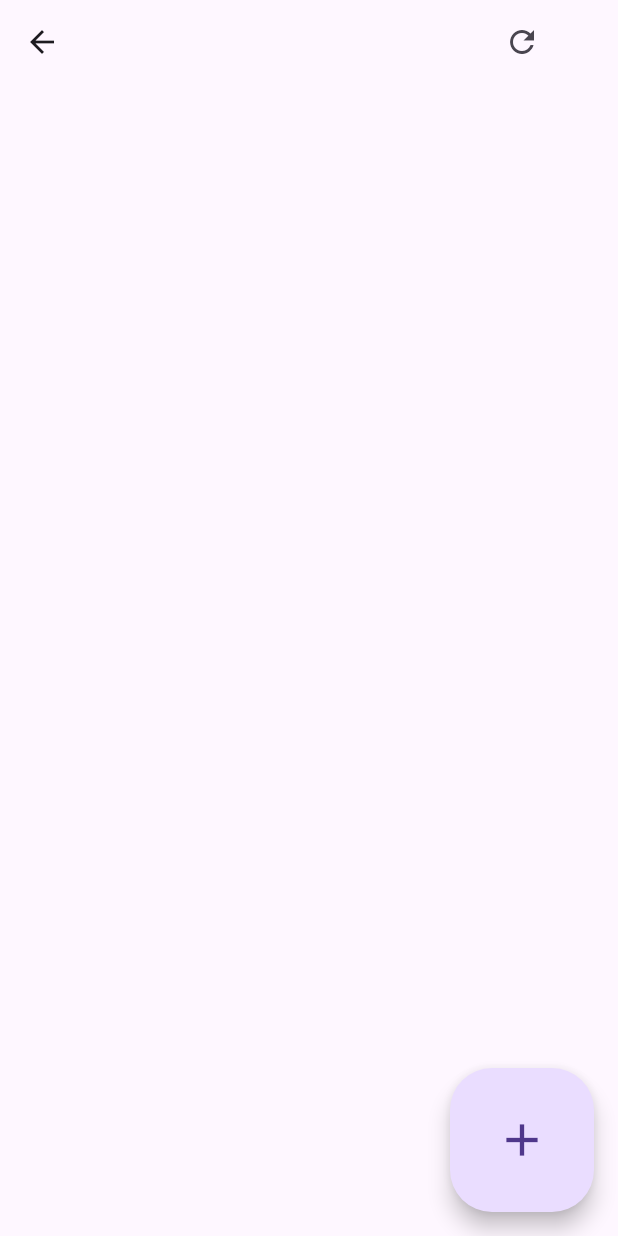
After one commit to ert-jill/es-pos, a Flutter app: the PrinterWidget screen opened directly, on a phone screen of 412 x 824 dp. The commit adds this screen. Run offline on Flutter 3.47's test engine with Material 3 defaults, Android fonts, the phone set to English and light mode, and no system bars; our stand-ins replace flutter_secure_storage, get; accounts and stored records are empty; network calls fail.

Commit message:
added printer module
added printer module

```diff
--- a/lib/models/form.dart
+++ b/lib/models/form.dart
@@ -185,3 +185,21 @@ class TableFormModel {
     return data;
   }
 }
+
+class PrinterFormModel {
+  String? id;
+  String? name;
+  String? connection;
+  String? description;
+  String? isActive;
+
+  Map<String, dynamic> toJson() {
+    final Map<String, dynamic> data = {};
+    if (id != null) data['id'] = id;
+    if (name != null) data['name'] = name;
+    if (connection != null) data['connection'] = connection;
+    if (description != null) data['description'] = description;
+    if (isActive != null) data['is_active'] = isActive;
+    return data;
+  }
+}
--- /dev/null
+++ b/lib/models/printer.dart
@@ -0,0 +1,35 @@
+class Printer {
+  BigInt id;
+  String name;
+  String description;
+  String connection;
+  bool isActive;
+
+  Printer({
+    required this.id,
+    required this.name,
+    required this.description,
+    required this.connection,
+    required this.isActive,
+  });
+
+  factory Printer.fromJson(Map<String, dynamic> json) {
+    return Printer(
+      id: BigInt.from(json['id']),
+      name: json['name'],
+      description: json['description'],
+      connection: json['connection'],
+      isActive: json['is_active'],
+    );
+  }
+
+  Map<String, dynamic> toJson() {
+    return {
+      'id': id.toString(),
+      'name': name,
+      'description': description,
+      'connection': connection,
+      'is_active': isActive,
+    };
+  }
+}
--- /dev/null
+++ b/lib/screens/printer.dart
@@ -0,0 +1,66 @@
+import 'package:flutter/material.dart';
+import 'package:get/get.dart';
+import 'package:pos/screens/account_form.dart';
+import 'package:pos/screens/account_list.dart';
+import 'package:pos/screens/printer_form.dart';
+import 'package:pos/screens/printer_list.dart';
+import 'package:pos/services/printer_controller.dart';
+
+enum PrinterModule { list, insert }
+
+class PrinterWidget extends StatelessWidget {
+  Rx<PrinterModule> selectedPrinterModule = PrinterModule.list.obs;
+  final PrinterController printerController =
+      Get.put<PrinterController>(PrinterController());
+  PrinterWidget({super.key});
+
+  @override
+  Widget build(BuildContext context) {
+    return Container(
+      width: double.infinity,
+      height: double.infinity,
+      child: Scaffold(
+        appBar: AppBar(
+          actions: [
+            IconButton(
+                onPressed: () {
+                  printerController.getPrinterList();
+                },
+                icon: Icon(Icons.refresh)),
+            SizedBox(
+              width: 40,
+            )
+          ],
+        ),
+        body: Column(
+          children: [getAccountModuleWidget(selectedPrinterModule.value)],
+        ),
+        floatingActionButton: FloatingActionButton.large(
+          onPressed: () {
+            // Add your onPressed code here!
+            Get.dialog(
+                Center(
+                    child: PrinterForm(
+                  printerController: printerController,
+                )),
+                barrierDismissible: false);
+          },
+          child: const Icon(Icons.add),
+        ),
+      ),
+    );
+  }
+
+  getAccountModuleWidget(PrinterModule accountModule) {
+    switch (accountModule) {
+      case PrinterModule.list:
+        return PrinterList(
+          printerController: printerController,
+        );
+      case PrinterModule.insert:
+        return Center(
+          child: Text('hahahah'),
+        );
+    }
+  }
+}
--- /dev/null
+++ b/lib/screens/printer_list.dart
@@ -0,0 +1,58 @@
+import 'package:flutter/foundation.dart';
+import 'package:flutter/material.dart';
+import 'package:flutter/widgets.dart';
+import 'package:get/get.dart';
+
+import '../services/account_controller.dart';
+import '../services/printer_controller.dart';
+
+class PrinterList extends StatelessWidget {
+  PrinterController printerController;
+  RxBool isLoading = false.obs;
+
+  PrinterList({super.key, required this.printerController});
+
+  onInit() async {
+    isLoading.value = true;
+    await printerController.getPrinterList();
+    isLoading.value = false;
+  }
+
+  @override
+  Widget build(BuildContext context) {
+    onInit();
+    return Expanded(
+      child: Obx(() => isLoading.value
+          ? Center(
+              child: CircularProgressIndicator(),
+            )
+          : ListView.builder(
+              padding: EdgeInsets.all(20),
+              itemCount: printerController.printerList.length,
+              itemBuilder: (context, index) {
+                return Column(
+                  children: [
+                    Padding(
+                      padding: const EdgeInsets.fromLTRB(0, 0, 0, 0),
+                      child: ListTile(
+                        leading: CircleAvatar(
+                          child: Icon(Icons.person_outlined),
+                        ),
+                        contentPadding: EdgeInsets.fromLTRB(20, 10, 20, 10),
+                        onTap: () {},
+                        isThreeLine: true,
+                        subtitle: Text(
+                            '${printerController.printerList[index].connection}'),
+                        trailing: Text(
+                            '${printerController.printerList[index].isActive}'),
+                        title: Text(
+                            '${printerController.printerList[index].name ?? ''} ${printerController.printerList[index].description ?? ''}'),
+                      ),
+                    ),
+                    Divider()
+                  ],
+                );
+              })),
+    );
+  }
+}
--- /dev/null
+++ b/lib/services/printer_controller.dart
@@ -0,0 +1,35 @@
+import 'dart:convert';
+import 'package:get/get.dart';
+import 'package:pos/models/form.dart';
+import '../models/printer.dart';
+import 'http_service.dart';
+
+class PrinterController extends GetxController {
+  final HttpService httpService = Get.find<HttpService>();
+  RxList<Printer> printerList = RxList.empty();
+
+  getPrinterList() async {
+    var response = await httpService.getRequest('printers/');
+    if (response.isOk) {
+      final List<dynamic> jsonList = jsonDecode(response.bodyString ?? '');
+      List<Printer> printerListFromJson =
+          jsonList.map((json) => Printer.fromJson(json)).toList();
+      printerList.value = printerListFromJson;
+    } else {
+      printerList.value = [];
+    }
+    printerList.refresh();
+  }
+
+  Future<Response> addPrinter(PrinterFormModel printerFormModel) async {
+    try {
+      final response =
+          await httpService.postRequest('printers/', printerFormModel.toJson());
+      return response;
+    } catch (e) {
+      // Handle exceptions or errors here
+      print('Exception occurred: $e');
+      rethrow; // Rethrow the exception for further handling, if needed
+    }
+  }
+}
```
Also changed, not shown: lib/screens/printer_form.dart (added, +320 -0 lines), lib/screens/start.dart (+10 -0 lines).
